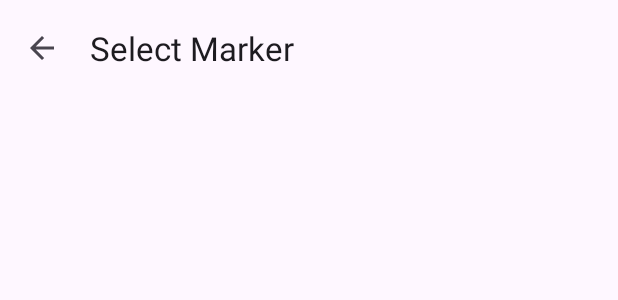
After one commit to gmdvart/Marker-Recognition, an Android app: the layout fragment_marker_list_screen.xml on its own in the app's theme, with its tools: preview values and no code run, on a phone screen of 412 x 824 dp. The commit adds this screen. Shown: the top 300 px of the screen. Run offline under Robolectric (Android 15) with nearby library versions, the phone set to English and light mode, and no system bars.

Commit message:
Implemented UI for marker selection screen

```diff
--- a/app/build.gradle.kts
+++ b/app/build.gradle.kts
@@ -45,6 +45,8 @@ dependencies {
     testImplementation("junit:junit:4.13.2")
     androidTestImplementation("androidx.test.ext:junit:1.2.1")
     androidTestImplementation("androidx.test.espresso:espresso-core:3.6.1")
+    // Android Ktx
+    implementation(libs.bundles.androidKtx)
     // KotlinX Serialization
     implementation(libs.kotlinx.serialization.json)
     // TensorFlow Lite
--- /dev/null
+++ b/app/src/main/res/drawable/arrow_back.xml
@@ -0,0 +1,11 @@
+<vector xmlns:android="http://schemas.android.com/apk/res/android"
+    android:width="24dp"
+    android:height="24dp"
+    android:viewportWidth="960"
+    android:viewportHeight="960"
+    android:tint="?attr/colorControlNormal"
+    android:autoMirrored="true">
+  <path
+      android:fillColor="@android:color/white"
+      android:pathData="M313,520L537,744L480,800L160,480L480,160L537,216L313,440L800,440L800,520L313,520Z"/>
+</vector>
--- a/app/src/main/res/layout/fragment_main_screen.xml
+++ b/app/src/main/res/layout/fragment_main_screen.xml
@@ -18,6 +18,7 @@
                 android:layout_width="match_parent"
                 android:layout_height="wrap_content"
                 android:minHeight="?attr/actionBarSize"
+                app:title="@string/app_name"
                 app:menu="@menu/top_bar_menu"/>
     </com.google.android.material.appbar.AppBarLayout>
 
--- /dev/null
+++ b/app/src/main/res/layout/fragment_marker_list_screen.xml
@@ -0,0 +1,33 @@
+<?xml version="1.0" encoding="utf-8"?>
+<androidx.constraintlayout.widget.ConstraintLayout
+        xmlns:android="http://schemas.android.com/apk/res/android"
+        xmlns:app="http://schemas.android.com/apk/res-auto"
+        xmlns:tools="http://schemas.android.com/tools"
+        android:layout_width="match_parent"
+        android:layout_height="match_parent"
+        tools:context=".ui.recognize_feature.screen.MarkerListScreenFragment">
+
+    <com.google.android.material.appbar.AppBarLayout
+            android:id="@+id/app_bar_layout"
+            android:layout_width="match_parent"
+            android:layout_height="wrap_content"
+            app:layout_constraintTop_toTopOf="parent">
+
+        <com.google.android.material.appbar.MaterialToolbar
+                android:id="@+id/tool_bar"
+                android:layout_width="match_parent"
+                android:layout_height="wrap_content"
+                android:minHeight="?attr/actionBarSize"
+                app:title="@string/select_marker"
+                app:navigationIcon="@drawable/arrow_back"/>
+    </com.google.android.material.appbar.AppBarLayout>
+
+    <androidx.recyclerview.widget.RecyclerView
+            android:id="@+id/recycler_view"
+            android:layout_width="0dp"
+            android:layout_height="0dp"
+            app:layout_constraintStart_toStartOf="parent"
+            app:layout_constraintEnd_toEndOf="parent"
+            app:layout_constraintTop_toBottomOf="@+id/app_bar_layout"
+            app:layout_constraintBottom_toBottomOf="parent"/>
+</androidx.constraintlayout.widget.ConstraintLayout>
--- a/app/src/main/res/values/strings.xml
+++ b/app/src/main/res/values/strings.xml
@@ -1,5 +1,5 @@
 <resources>
-    <string name="app_name">Buzi Droid</string>
+    <string name="app_name">Buzzi2</string>
 
     <string name="result">Result</string>
     <string name="settings">Settings</string>
@@ -8,4 +8,6 @@
     <string name="undo_action">Undo action</string>
     <string name="erase_action">Erase action</string>
     <string name="clear_action">Clear action</string>
+    <string name="marker_name">Marker name</string>
+    <string name="select_marker">Select Marker</string>
 </resources>
--- a/gradle/libs.versions.toml
+++ b/gradle/libs.versions.toml
@@ -5,8 +5,13 @@ ktor = "2.3.12"
 dataStore = "1.1.1"
 kotlin = "2.0.0"
 dagger = "2.51.1"
+fragmentKtx = "1.8.1"
+lifecycleViewModelKtx = "2.8.3"
 
 [libraries]
+# AndroidX Ktx
+fragment-ktx = { group = "androidx.fragment", name = "fragment-ktx", version.ref = "fragmentKtx" }
+lifecycle-viewmodel-ktx = { group = "androidx.lifecycle", name = "lifecycle-viewmodel-ktx", version.ref = "lifecycleViewModelKtx" }
 # KoltinX Serialization
 kotlinx-serialization-json = { group = "org.jetbrains.kotlinx", name = "kotlinx-serialization-json", version.ref = "koltinxSerialization" }
 # TesnsorFlow Lite
@@ -28,3 +33,4 @@ kotlinAndroid = { id = "org.jetbrains.kotlin.android", version.ref = "kotlin" }
 
 [bundles]
 ktorClient = ["ktor-core", "ktor-android", "ktor-negotiation", "ktor-serialization", "ktor-logging"]
+androidKtx = ["fragment-ktx", "lifecycle-viewmodel-ktx"]
```
Also changed, not shown: app/src/main/java/com/example/buzidroidapplication/ui/recognize_feature/components/MarkerListAdapter.kt (added, +47 -0 lines), app/src/main/java/com/example/buzidroidapplication/ui/recognize_feature/components/MarkerListViewController.kt (added, +26 -0 lines), app/src/main/java/com/example/buzidroidapplication/ui/recognize_feature/screen/MarkerListScreenFragment.kt (added, +30 -0 lines), app/src/main/res/layout/marker_list_item.xml (added, +18 -0 lines).
